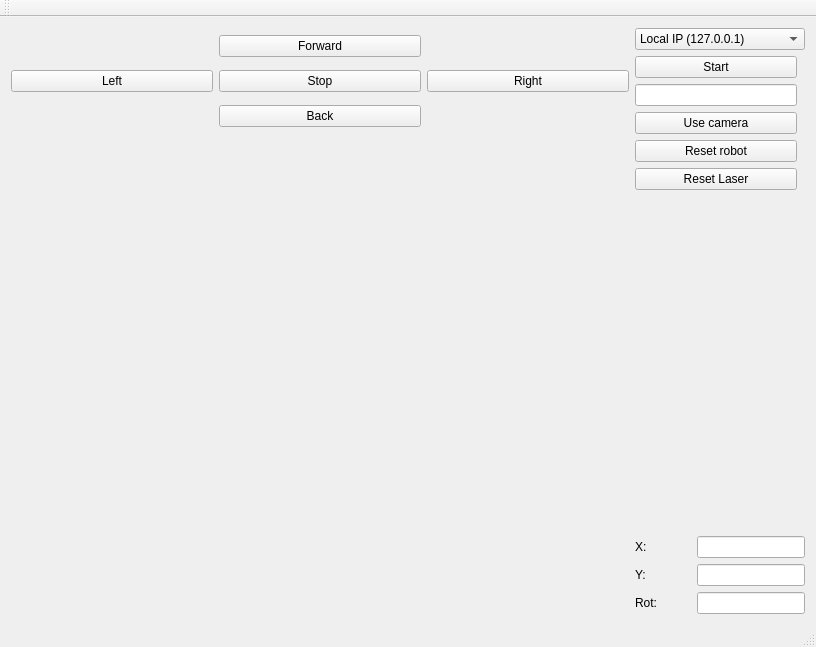
Above: demoRMR/mainwindow.ui from Michal-Baculak/RMR before the change. Below: the same form after it.
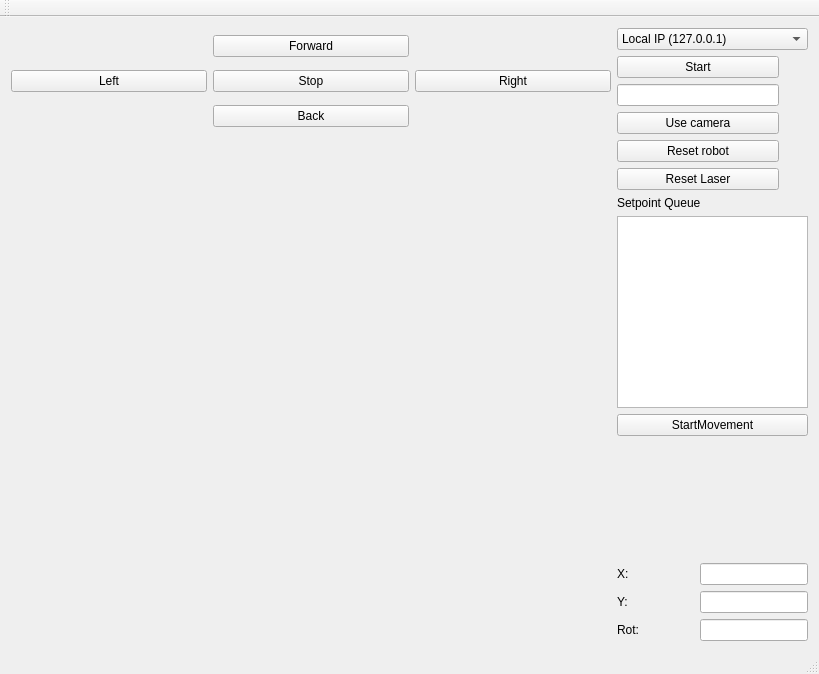
That is the form after the change.

Commit message: Prepare PathTracker class for position regulation, begin preparing UIfor multiple setpoints

Patch:
```diff
--- a/demoRMR/mainwindow.ui
+++ b/demoRMR/mainwindow.ui
@@ -6,8 +6,8 @@
    <rect>
     <x>0</x>
     <y>0</y>
-    <width>816</width>
-    <height>647</height>
+    <width>819</width>
+    <height>674</height>
    </rect>
   </property>
   <property name="windowTitle">
@@ -199,6 +199,23 @@
         </property>
        </widget>
       </item>
+      <item>
+       <widget class="QLabel" name="label_4">
+        <property name="text">
+         <string>Setpoint Queue</string>
+        </property>
+       </widget>
+      </item>
+      <item>
+       <widget class="QListView" name="setPointListView"/>
+      </item>
+      <item>
+       <widget class="QPushButton" name="pushButton_10">
+        <property name="text">
+         <string>StartMovement</string>
+        </property>
+       </widget>
+      </item>
       <item>
        <spacer name="verticalSpacer">
         <property name="orientation">
```
Left out of the diff: 2 changed lines with no effect on the pictures. The commit also changes 5 other files.
